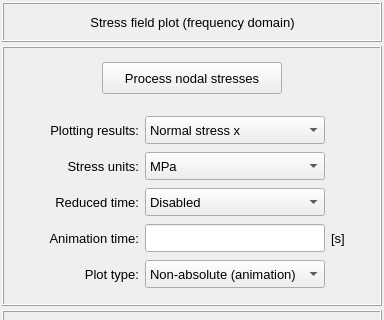
The window that vibra/interface/data/ui_files/plots/structural/structural_stress_3d_plot_time_inputs.ui (MOPT-UFSC/VIBRA) describes before a commit, drawn with Qt 5; both pictures show x 0 to 384 and y 0 to 320 of the 384 by 781 pixel window.
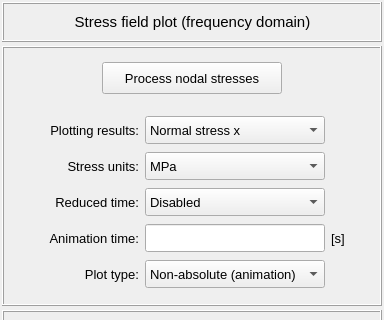
The same window after the commit.

Patch:
```diff
--- a/vibra/interface/data/ui_files/plots/structural/structural_stress_3d_plot_time_inputs.ui
+++ b/vibra/interface/data/ui_files/plots/structural/structural_stress_3d_plot_time_inputs.ui
@@ -146,7 +146,7 @@
             <property name="font">
              <font>
               <family>MS Shell Dlg 2</family>
-              <pointsize>10</pointsize>
+              <pointsize>11</pointsize>
               <italic>false</italic>
               <bold>false</bold>
              </font>
```
